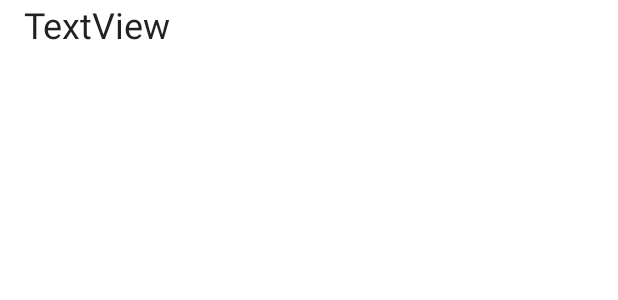
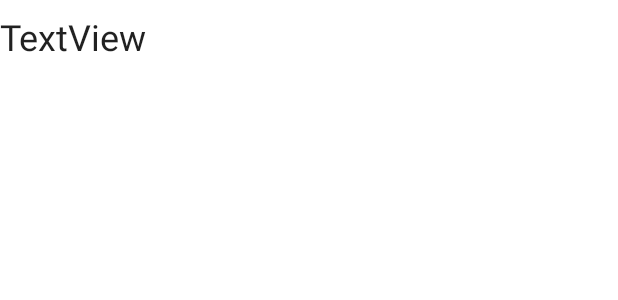
Before and after one commit to doyoonkim3312/Purdue_Food_Menu, an Android app: the layout recycler_view_item_layout.xml on its own in the app's theme, with its tools: preview values and no code run, on a phone screen of 412 x 824 dp. Shown: the top 300 px of the screen. Run offline under Robolectric (Android 15) with nearby library versions, the phone set to English and light mode, and no system bars.

Commit message:
Commit [050221] - recycler_view_item_layout.xml
* [STYLE] Minor Layout Change.

```diff
--- a/app/src/main/res/layout/recycler_view_item_layout.xml
+++ b/app/src/main/res/layout/recycler_view_item_layout.xml
@@ -7,12 +7,15 @@
 
     <TextView
         android:id="@+id/itemTextView"
-        android:layout_width="380dp"
-        android:layout_height="44dp"
+        android:layout_width="0dp"
+        android:layout_height="wrap_content"
+        android:layout_marginTop="8dp"
+        android:layout_marginBottom="8dp"
         android:text="TextView"
-        android:textAlignment="viewStart"
+        android:textAlignment="textStart"
         android:textAppearance="@style/TextAppearance.AppCompat.Body1"
         android:textSize="24sp"
+        app:layout_constraintBottom_toBottomOf="parent"
         app:layout_constraintEnd_toEndOf="parent"
         app:layout_constraintStart_toStartOf="parent"
         app:layout_constraintTop_toTopOf="parent" />
```
